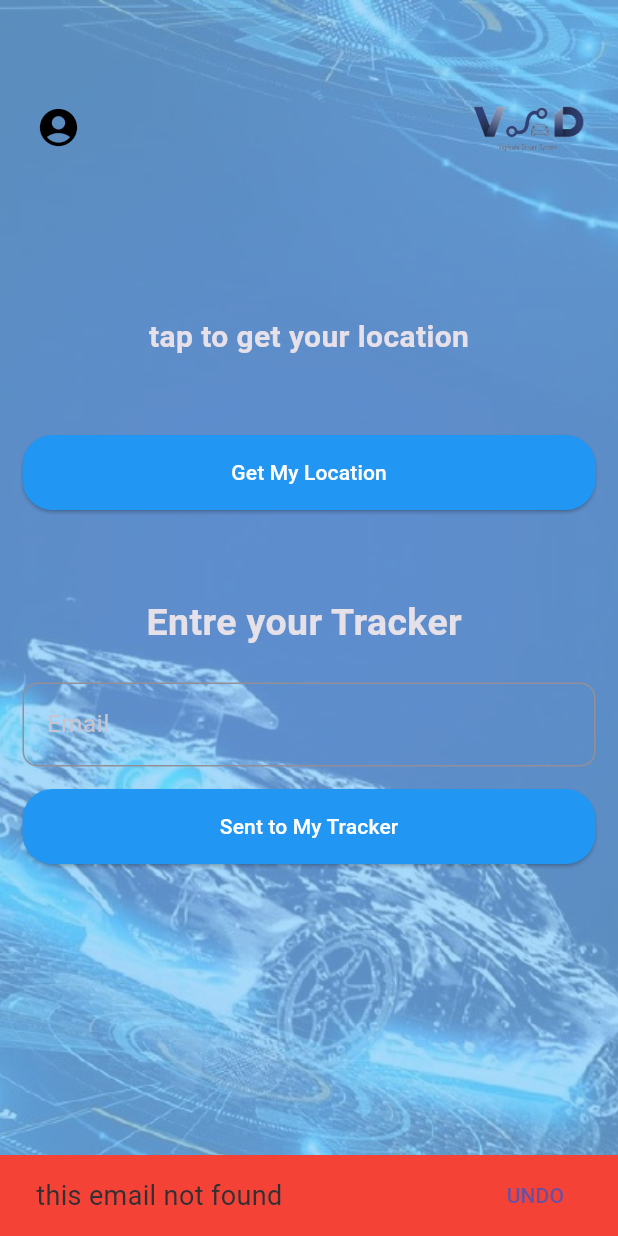
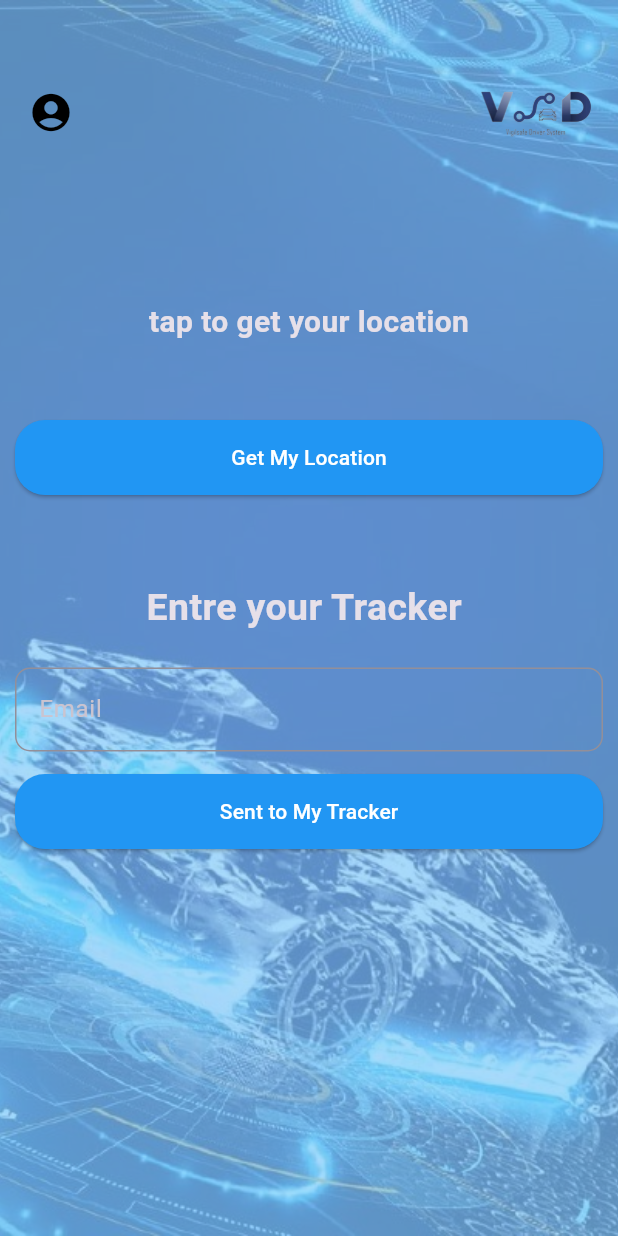
Before and after one commit to IslamAboElqasem/VSD, a Flutter app: the DriverViewBody screen opened directly with empty values, after a tap on "Sent to My Tracker", on a phone screen of 412 x 824 dp. Run offline on Flutter 3.47's test engine with Material 3 defaults, Android fonts, the phone set to English and light mode, and no system bars; our stand-ins replace cloud_firestore, firebase_auth, firebase_core, flutter_bloc, geolocator; accounts and stored records are empty.

Commit message:
Refactor code for consistency and readability and edited in firebase services
The commit message summarizes the changes made in the code. The changes include refactoring the code for consistency and readability. This includes updating variable names, removing unnecessary code, and adjusting padding and spacing. Additionally, a function name was updated to follow standard naming conventions.

```diff
--- a/vigilsafedriversystem/lib/Features/Driver/presentation/view_model/cubit/entre_tracker_cubit.dart
+++ b/vigilsafedriversystem/lib/Features/Driver/presentation/view_model/cubit/entre_tracker_cubit.dart
@@ -11,11 +11,10 @@ class EntreTrackerCubit extends Cubit<EntreTrackerState> {
   Future sendDriverDataToTracker(
       String trackerEmail, DriverInfo driverInfo) async {
     emit(EntreTrackerLoading());
-    print('########${trackerEmail.toString()}#########');
-    if (trackerEmail.trim() == 'heshamislam556@gmail.com') {
+    try {
       FirebaseFirestore.instance
           .collection('DataUsers')
-          .doc('yAfsyh7xqiRhdCiluBN8d4eefh43')
+          .doc(trackerEmail.trim())
           .collection('Requests')
           .doc()
           .set({
@@ -27,25 +26,9 @@ class EntreTrackerCubit extends Cubit<EntreTrackerState> {
         'latitude': driverInfo.latitude,
         'car_plate': driverInfo.carPlate
       });
-      emit(EntreTrackerSuccess());
-    } else if (trackerEmail.trim() == 'islamhesham269@gmail.com') {
-      FirebaseFirestore.instance
-          .collection('DataUsers')
-          .doc('ew1k3iE0bddrs8JiqAKzeZHY9YD3')
-          .collection('Requests')
-          .doc()
-          .set({
-        'first_name': driverInfo.firstname,
-        'last_name': driverInfo.lastname,
-        'email': driverInfo.email,
-        'phone': driverInfo.driverPhone,
-        'longitude': driverInfo.longitude,
-        'latitude': driverInfo.latitude,
-        'car_plate': driverInfo.carPlate
-      });
-      emit(EntreTrackerSuccess());
-    } else {
-      emit(EntreTrackerFailure(errorMessage: 'this email not found '));
+      emit(EntreTrackerLoading());
+    } on Exception catch (e) {
+      emit(EntreTrackerFailure(errorMessage: e.toString()));
     }
   }
 }
--- a/vigilsafedriversystem/lib/Features/Driver/presentation/views/widgets/driver_view_body.dart
+++ b/vigilsafedriversystem/lib/Features/Driver/presentation/views/widgets/driver_view_body.dart
@@ -67,7 +67,7 @@ class _DriverViewBodyState extends State<DriverViewBody> {
           ),
           SingleChildScrollView(
             child: Padding(
-              padding: const EdgeInsets.symmetric(horizontal: 15, vertical: 25),
+              padding: const EdgeInsets.symmetric(horizontal: 10, vertical: 15),
               child: Column(
                 crossAxisAlignment: CrossAxisAlignment.start,
                 children: [
@@ -158,7 +158,6 @@ class _DriverViewBodyState extends State<DriverViewBody> {
                                     latitude: _position?.latitude.toString(),
                                     longitude: _position?.longitude.toString(),
                                     email: widget.userDetails!.email));
-                        print('########${trackerEmail.text}#########');
                       },
                       style: ElevatedButton.styleFrom(
                         foregroundColor: Colors.black,
--- a/vigilsafedriversystem/lib/Features/Sign_In/presentation/view_model/sign_in_cubit/sign_in_state.dart
+++ b/vigilsafedriversystem/lib/Features/Sign_In/presentation/view_model/sign_in_cubit/sign_in_state.dart
@@ -9,9 +9,8 @@ class SignInLoading extends SignInState {}
 
 class SignInSuccess extends SignInState {
   final UserDetails userDetails;
-  final String userUid;
 
-  SignInSuccess({required this.userUid, required this.userDetails});
+  SignInSuccess({required this.userDetails});
 }
 
 class SignInFailure extends SignInState {
--- a/vigilsafedriversystem/lib/Features/Sign_In/presentation/views/forget_password_view.dart
+++ b/vigilsafedriversystem/lib/Features/Sign_In/presentation/views/forget_password_view.dart
@@ -7,6 +7,6 @@ class ForgetPasswordView extends StatelessWidget {
 
   @override
   Widget build(BuildContext context) {
-    return ForgetPasswordViewBody();
+    return const ForgetPasswordViewBody();
   }
 }
--- a/vigilsafedriversystem/lib/Features/Sign_In/presentation/views/widgets/sign_in_view_body.dart
+++ b/vigilsafedriversystem/lib/Features/Sign_In/presentation/views/widgets/sign_in_view_body.dart
@@ -23,7 +23,6 @@ class SignInViewBody extends StatelessWidget {
                 context,
                 MaterialPageRoute(
                     builder: (context) => SelectionView(
-                          userUid: state.userUid,
                           userDetails: UserDetails(
                               email: state.userDetails.email,
                               firstName: state.userDetails.firstName,
@@ -112,8 +111,6 @@ class SignInViewBody extends StatelessWidget {
                                 _emailController.text,
                                 _passwordController.text,
                               );
-                              print(
-                                  '########${_emailController.text}#########');
                             },
                             style: ElevatedButton.styleFrom(
                               foregroundColor: Colors.black,
--- a/vigilsafedriversystem/lib/Features/Sign_Up/presentation/view_model/sign_up_cubit/sign_up_cubit.dart
+++ b/vigilsafedriversystem/lib/Features/Sign_Up/presentation/view_model/sign_up_cubit/sign_up_cubit.dart
@@ -19,7 +19,7 @@ class SignUpCubit extends Cubit<SignUpState> {
       if (val.user != null) {
         FirebaseFirestore.instance
             .collection('DataUsers')
-            .doc(val.user!.uid)
+            .doc(userDetails.email)
             .set({
           'first_name': userDetails.firstName,
           'last_name': userDetails.lastName,
--- a/vigilsafedriversystem/lib/Features/Tracker/presentation/views/widgets/show_request_details.dart
+++ b/vigilsafedriversystem/lib/Features/Tracker/presentation/views/widgets/show_request_details.dart
@@ -1,7 +1,7 @@
 import 'package:flutter/material.dart';
 import 'package:vigilsafedriversystem/core/models/user_model/driver_info.dart';
 
-void ShowRequestDetails(BuildContext context, DriverInfo driverInfo) {
+void showRequestDetails(BuildContext context, DriverInfo driverInfo) {
   showDialog(
     context: context,
     builder: (BuildContext context) {
@@ -12,7 +12,7 @@ void ShowRequestDetails(BuildContext context, DriverInfo driverInfo) {
           children: [
             Text(driverInfo.firstname.toString() +
                 driverInfo.lastname.toString()),
-            Text(driverInfo!.driverPhone.toString()),
+            Text(driverInfo.driverPhone.toString()),
             Text(
                 'Car Plate: ${driverInfo.carPlate.toString()}\nLatitude: ${driverInfo.latitude.toString()}\nLongitude: ${driverInfo.longitude.toString()}'),
           ],
```
Also changed, not shown: vigilsafedriversystem/lib/Features/Selection_View/presentation/views/selection_view.dart (+4 -4 lines), vigilsafedriversystem/lib/Features/Selection_View/presentation/views/widgets/selection_view_body.dart (+9 -5 lines), vigilsafedriversystem/lib/Features/Sign_In/presentation/view_model/sign_in_cubit/sign_in_cubit.dart (+5 -5 lines), vigilsafedriversystem/lib/Features/Tracker/presentation/views/tracker_view.dart (+11 -3 lines), vigilsafedriversystem/lib/Features/Tracker/presentation/views/widgets/tracker_view_body.dart (+13 -11 lines).
